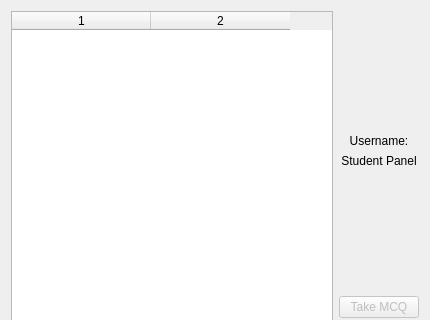
Old version of the form userwindow.ui in the repository carlrizk/QCMpp; both pictures show x 0 to 430 and y 0 to 320 of the 430 by 480 pixel window.
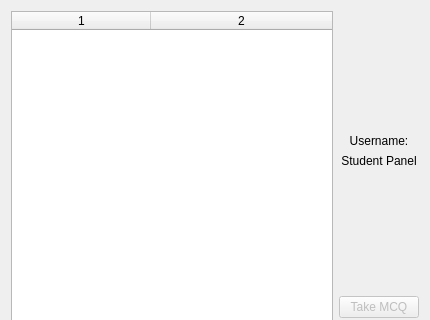
New version of the form.

```diff
--- a/userwindow.ui
+++ b/userwindow.ui
@@ -16,6 +16,12 @@
   <layout class="QHBoxLayout" name="horizontalLayout">
    <item>
     <widget class="QTableWidget" name="table_mcqs">
+     <property name="maximumSize">
+      <size>
+       <width>16777215</width>
+       <height>16777215</height>
+      </size>
+     </property>
      <property name="horizontalScrollBarPolicy">
       <enum>Qt::ScrollBarAlwaysOff</enum>
      </property>
@@ -43,6 +49,9 @@
      <attribute name="horizontalHeaderDefaultSectionSize">
       <number>139</number>
      </attribute>
+     <attribute name="horizontalHeaderStretchLastSection">
+      <bool>true</bool>
+     </attribute>
      <attribute name="verticalHeaderVisible">
       <bool>false</bool>
      </attribute>
```
Left out of the diff: 3 changed lines with no effect on the pictures.
